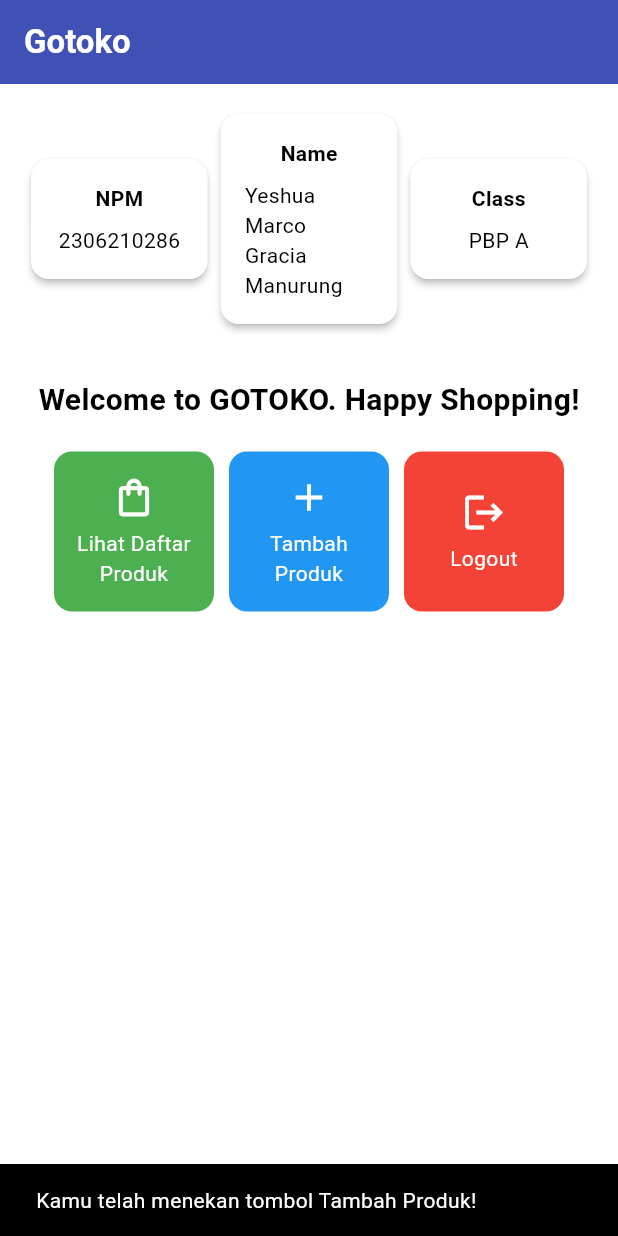
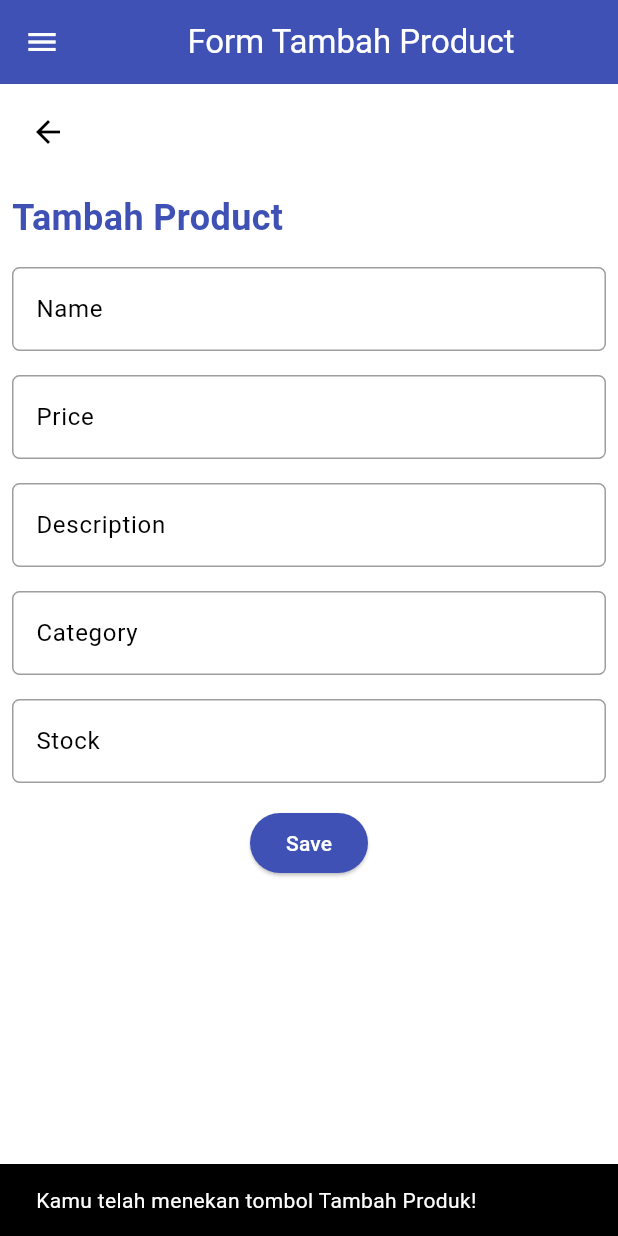
Before and after one commit to marcoaja/gotoko-mobile, a Flutter app: the screen it shows after launch, after a tap on "Tambah Produk", on a phone screen of 412 x 824 dp. Run offline on Flutter 3.47's test engine with Material 3 defaults, Android fonts, the phone set to English and light mode, and no system bars.

Commit message:
add tugas 8

```diff
--- a/lib/main.dart
+++ b/lib/main.dart
@@ -1,5 +1,5 @@
 import 'package:flutter/material.dart';
-import 'package:gotoko/menu.dart';
+import 'package:gotoko/screens/menu.dart';
 
 void main() {
   runApp(const MyApp());
@@ -12,6 +12,7 @@ class MyApp extends StatelessWidget {
   @override
   Widget build(BuildContext context) {
     return MaterialApp(
+      debugShowCheckedModeBanner: false,
       title: 'GOTOKO',
       theme: ThemeData(
         // This is the theme of your application.
--- a/lib/menu.dart
+++ b/lib/screens/menu.dart
@@ -1,4 +1,6 @@
 import 'package:flutter/material.dart';
+import 'package:gotoko/widgets/left_drawer.dart';
+import 'package:gotoko/widgets/product_card.dart';
 
 class MyHomePage extends StatelessWidget {
   MyHomePage({super.key});
@@ -17,6 +19,8 @@ class MyHomePage extends StatelessWidget {
     return Scaffold(
       // AppBar adalah bagian atas halaman yang menampilkan judul.
       appBar: AppBar(
+        // Mengganti warna icon drawer menjadi putih
+        iconTheme: const IconThemeData(color: Colors.white),
         // Judul aplikasi "Mental Health Tracker" dengan teks putih dan tebal.
         title: const Text(
           'Gotoko',
@@ -28,6 +32,7 @@ class MyHomePage extends StatelessWidget {
         // Warna latar belakang AppBar diambil dari skema warna tema aplikasi.
         backgroundColor: Theme.of(context).colorScheme.primary,
       ),
+      drawer: LeftDrawer(),
       // Body halaman dengan padding di sekelilingnya.
       body: Padding(
         padding: const EdgeInsets.all(16.0),
@@ -91,59 +96,6 @@ class MyHomePage extends StatelessWidget {
   }
 }
 
-class ItemCard extends StatelessWidget {
-  // Menampilkan kartu dengan ikon dan nama.
-
-  final ItemHomepage item;
-
-  const ItemCard(this.item, {super.key});
-
-  @override
-  Widget build(BuildContext context) {
-    return Material(
-      // Menentukan warna latar belakang dari tema aplikasi.
-      color: item.color,
-      // Membuat sudut kartu melengkung.
-      borderRadius: BorderRadius.circular(12),
-
-      child: InkWell(
-        // Aksi ketika kartu ditekan.
-        onTap: () {
-          // Menampilkan pesan SnackBar saat kartu ditekan.
-          ScaffoldMessenger.of(context)
-            ..hideCurrentSnackBar()
-            ..showSnackBar(
-                SnackBar(content: Text("Kamu telah menekan tombol ${item.name}!"))
-            );
-        },
-        // Container untuk menyimpan Icon dan Text
-        child: Container(
-          padding: const EdgeInsets.all(8),
-          child: Center(
-            child: Column(
-              // Menyusun ikon dan teks di tengah kartu.
-              mainAxisAlignment: MainAxisAlignment.center,
-              children: [
-                Icon(
-                  item.icon,
-                  color: Colors.white,
-                  size: 30.0,
-                ),
-                const Padding(padding: EdgeInsets.all(3)),
-                Text(
-                  item.name,
-                  textAlign: TextAlign.center,
-                  style: const TextStyle(color: Colors.white),
-                ),
-              ],
-            ),
-          ),
-        ),
-      ),
-    );
-  }
-
-}
 
 class InfoCard extends StatelessWidget {
   // Kartu informasi yang menampilkan title dan content.
@@ -177,11 +129,3 @@ class InfoCard extends StatelessWidget {
     );
   }
 }
-
-class ItemHomepage {
-  final String name;
-  final IconData icon;
-  final Color color;
-
-  ItemHomepage(this.name, this.icon, this.color);
-}
--- /dev/null
+++ b/lib/screens/productentry_form.dart
@@ -0,0 +1,260 @@
+import 'package:flutter/material.dart';
+import 'package:gotoko/widgets/left_drawer.dart';
+
+class ProductEntryFormPage extends StatefulWidget {
+  const ProductEntryFormPage({super.key});
+
+  @override
+  State<ProductEntryFormPage> createState() => _ProductEntryFormPageState();
+}
+
+class _ProductEntryFormPageState extends State<ProductEntryFormPage> {
+  final _formKey = GlobalKey<FormState>();
+  String _name = "";
+  int _price = 0;
+  String _description = "";
+  String _category = "";
+  int _stock = 0;
+
+  @override
+  Widget build(BuildContext context) {
+    return Scaffold(
+      appBar: AppBar(
+        title: const Center(
+          child: Text(
+            'Form Tambah Product',
+          ),
+        ),
+        backgroundColor: Theme.of(context).colorScheme.primary,
+        foregroundColor: Colors.white,
+      ),
+      drawer: LeftDrawer(),
+      body: Form(
+        key: _formKey,
+        child: SingleChildScrollView(
+          child: Column(
+            crossAxisAlignment: CrossAxisAlignment.start,
+            children: [
+              Padding(
+                padding: const EdgeInsets.all(8.0),
+                child: IconButton(
+                  icon: const Icon(Icons.arrow_back),
+                  onPressed: () {
+                    Navigator.pop(context);
+                  },
+                ),
+              ), // Back Button with Pop
+              Padding(
+                padding: const EdgeInsets.all(8.0),
+                child: Text(
+                  'Tambah Product',
+                  style: TextStyle(
+                    fontSize: 24,
+                    fontWeight: FontWeight.bold,
+                    color: Theme.of(context).colorScheme.primary
+                  ),
+                ),
+              ),
+              Padding(
+                padding: const EdgeInsets.all(8.0),
+                child: TextFormField(
+                  decoration: InputDecoration(
+                    hintText: "Name",
+                    labelText: "Name",
+                    border: OutlineInputBorder(
+                      borderRadius: BorderRadius.circular(5.0),
+                    ),
+                    enabledBorder: OutlineInputBorder(
+                      borderRadius: BorderRadius.circular(5.0),
+                      borderSide: const BorderSide(color: Colors.grey, width: 1.0),
+                    ),
+                  ),
+                  onChanged: (String? value) {
+                    setState(() {
+                      _name = value!;
+                    });
+                  },
+                  validator: (String? value) {
+                    if (value == null || value.isEmpty) {
+                      return "Name tidak boleh kosong!";
+                    }
+                    return null;
+                  },
+                ),
+              ), // Name
+              Padding(
+                padding: const EdgeInsets.all(8.0),
+                child: TextFormField(
+                  decoration: InputDecoration(
+                    hintText: "Price",
+                    labelText: "Price",
+                    border: OutlineInputBorder(
+                      borderRadius: BorderRadius.circular(5.0),
+                    ),
+                    enabledBorder: OutlineInputBorder(
+                      borderRadius: BorderRadius.circular(5.0),
+                      borderSide: const BorderSide(color: Colors.grey, width: 1.0),
+                    ),
+                  ),
+                  onChanged: (String? value) {
+                    setState(() {
+                      _price = int.tryParse(value!) ?? 0;
+                    });
+                  },
+                  validator: (String? value) {
+                    if (value == null || value.isEmpty) {
+                      return "Price tidak boleh kosong!";
+                    }
+                    if (int.tryParse(value)! <= 0 ) {
+                      return "Price tidak boleh negatif atau nol";
+                    }
+                    return null;
+                  },
+                ),
+              ), // Price
+              Padding(
+                padding: const EdgeInsets.all(8.0),
+                child: TextFormField(
+                  decoration: InputDecoration(
+                    hintText: "Description",
+                    labelText: "Description",
+                    border: OutlineInputBorder(
+                      borderRadius: BorderRadius.circular(5.0),
+                    ),
+                    enabledBorder: OutlineInputBorder(
+                      borderRadius: BorderRadius.circular(5.0),
+                      borderSide: const BorderSide(color: Colors.grey, width: 1.0),
+                    ),
+                  ),
+                  onChanged: (String? value) {
+                    setState(() {
+                      _description = value!;
+                    });
+                  },
+                  validator: (String? value) {
+                    if (value == null || value.isEmpty) {
+                      return "Description tidak boleh kosong!";
+                    }
+                    return null;
+                  },
+                ),
+              ), // Description
+              Padding(
+                padding: const EdgeInsets.all(8.0),
+                child: TextFormField(
+                  decoration: InputDecoration(
+                    hintText: "Category",
+                    labelText: "Category",
+                    border: OutlineInputBorder(
+                      borderRadius: BorderRadius.circular(5.0),
+                    ),
+                    enabledBorder: OutlineInputBorder(
+                      borderRadius: BorderRadius.circular(5.0),
+                      borderSide: const BorderSide(color: Colors.grey, width: 1.0),
+                    ),
+                  ),
+                  onChanged: (String? value) {
+                    setState(() {
+                      _category = value!;
+                    });
+                  },
+                  validator: (String? value) {
+                    if (value == null || value.isEmpty) {
+                      return "Category tidak boleh kosong!";
+                    }
+                    if (int.tryParse(value) != null) {
+                      return "Category harus berupa huruf!";
+                    }
+                    return null;
+                  },
+                ),
+              ), // Category
+              Padding(
+                padding: const EdgeInsets.all(8.0),
+                child: TextFormField(
+                  decoration: InputDecoration(
+                    hintText: "Stock",
+                    labelText: "Stock",
+                    border: OutlineInputBorder(
+                      borderRadius: BorderRadius.circular(5.0),
+                    ),
+                    enabledBorder: OutlineInputBorder(
+                      borderRadius: BorderRadius.circular(5.0),
+                      borderSide: const BorderSide(color: Colors.grey, width: 1.0),
+                    ),
+                  ),
+                  onChanged: (String? value) {
+                    setState(() {
+                      _stock = int.tryParse(value!) ?? 0;
+                    });
+                  },
+                  validator: (String? value) {
+                    if (value == null || value.isEmpty) {
+                      return "Stock tidak boleh kosong!";
+                    }
+                    if (int.tryParse(value) == null) {
+                      return "Stock harus berupa angka!";
+                    }
+                    if (int.tryParse(value)! <= 0 ) {
+                      return "Stock harus minimal 1";
+                    }
+                    return null;
+                  },
+                ),
+              ), // Stock
+              Align(
+                alignment: Alignment.bottomCenter,
+                child: Padding(
+                  padding: const EdgeInsets.all(8.0),
+                  child: ElevatedButton(
+                    style: ButtonStyle(
+                      backgroundColor: WidgetStateProperty.all(
+                          Theme.of(context).colorScheme.primary),
+                    ),
+                    onPressed: () {
+                      if (_formKey.currentState!.validate()) {
+                        showDialog(
+                          context: context,
+                          builder: (context) {
+                            return AlertDialog(
+                              title: const Text('Product berhasil tersimpan'),
+                              content: SingleChildScrollView(
+                                child: Column(
+                                  crossAxisAlignment: CrossAxisAlignment.start,
+                                  children: [
+                                    Text('Name: $_name'),
+                                    Text('Price: $_price'),
+                                    Text('Description: $_description'),
+                                    Text('Category: $_category'),
+                                    Text('Stock: $_stock'),
+                                  ],
+                                ),
+                              ),
+                              actions: [
+                                TextButton(
+                                  child: const Text('OK'),
+                                  onPressed: () {
+                                    Navigator.pop(context);
+                                    _formKey.currentState!.reset();
+                                  },
+                                ),
+                              ],
+                            );
+                          },
+                        );
+                      }
+                    },
+                    child: const Text(
+                      "Save",
+                      style: TextStyle(color: Colors.white),
+                    ),
+                  ),
+                ),
+              ),
+            ],
+          ),
+        ),
+      ),
+    );
+  }
+}
--- /dev/null
+++ b/lib/widgets/left_drawer.dart
@@ -0,0 +1,69 @@
+import 'package:flutter/material.dart';
+import 'package:gotoko/screens/menu.dart';
+import 'package:gotoko/screens/productentry_form.dart';
+
+class LeftDrawer extends StatelessWidget {
+  const LeftDrawer({super.key});
+
+  @override
+  Widget build(BuildContext context) {
+    return Drawer(
+      child: ListView(
+        children: [
+          DrawerHeader(
+            decoration: BoxDecoration(
+              color: Theme.of(context).colorScheme.primary,
+            ),
+            child: const Column(
+              children: [
+                Text(
+                  'GOTOKO',
+                  textAlign: TextAlign.center,
+                  style: TextStyle(
+                    fontSize: 24,
+                    fontWeight: FontWeight.bold,
+                    color: Colors.white,
+                  ),
+                ),
+                Padding(padding: EdgeInsets.all(8)),
+                Text(
+                    "Silakan berbelanja barang kesukaanmu!",
+                    textAlign: TextAlign.center,
+                    style: TextStyle(
+                      fontSize: 15,
+                      fontWeight: FontWeight.normal,
+                      color: Colors.white,
+                    )
+                ),
+              ],
+            ),
+          ),
+          ListTile(
+            leading: const Icon(Icons.home_outlined),
+            title: const Text('Halaman Utama'),
+            // Bagian redirection ke MyHomePage
+            onTap: () {
+              Navigator.pushReplacement(
+                  context,
+                  MaterialPageRoute(
+                    builder: (context) => MyHomePage(),
+                  ));
+            },
+          ),
+          ListTile(
+            leading: const Icon(Icons.add),
+            title: const Text('Tambah Produk'),
+            // Bagian redirection ke ProductEntryFormPage
+            onTap: () {
+              Navigator.push (
+                  context,
+                  MaterialPageRoute(
+                      builder: (context) => ProductEntryFormPage()
+                  ));
+            },
+          ),
+        ],
+      ),
+    );
+  }
+}
--- /dev/null
+++ b/lib/widgets/product_card.dart
@@ -0,0 +1,72 @@
+import 'package:flutter/material.dart';
+import 'package:gotoko/screens/productentry_form.dart';
+
+class ItemCard extends StatelessWidget {
+  // Menampilkan kartu dengan ikon dan nama.
+
+  final ItemHomepage item;
+
+  const ItemCard(this.item, {super.key});
+
+  @override
+  Widget build(BuildContext context) {
+    return Material(
+      // Menentukan warna latar belakang dari tema aplikasi.
+      color: item.color,
+      // Membuat sudut kartu melengkung.
+      borderRadius: BorderRadius.circular(12),
+
+      child: InkWell(
+        // Aksi ketika kartu ditekan.
+        onTap: () {
+          // Menampilkan pesan SnackBar saat kartu ditekan.
+          ScaffoldMessenger.of(context)
+            ..hideCurrentSnackBar()
+            ..showSnackBar(
+                SnackBar(content: Text("Kamu telah menekan tombol ${item.name}!"))
+            );
+          if (item.name == "Tambah Produk") {
+            Navigator.push(
+              context,
+              MaterialPageRoute(
+                builder: (context) => ProductEntryFormPage(),
+              ),
+            );
+          }
+        },
+        // Container untuk menyimpan Icon dan Text
+        child: Container(
+          padding: const EdgeInsets.all(8),
+          child: Center(
+            child: Column(
+              // Menyusun ikon dan teks di tengah kartu.
+              mainAxisAlignment: MainAxisAlignment.center,
+              children: [
+                Icon(
+                  item.icon,
+                  color: Colors.white,
+                  size: 30.0,
+                ),
+                const Padding(padding: EdgeInsets.all(3)),
+                Text(
+                  item.name,
+                  textAlign: TextAlign.center,
+                  style: const TextStyle(color: Colors.white),
+                ),
+              ],
+            ),
+          ),
+        ),
+      ),
+    );
+  }
+
+}
+
+class ItemHomepage {
+  final String name;
+  final IconData icon;
+  final Color color;
+
+  ItemHomepage(this.name, this.icon, this.color);
+}
```
Also changed, not shown: 1 other file.
